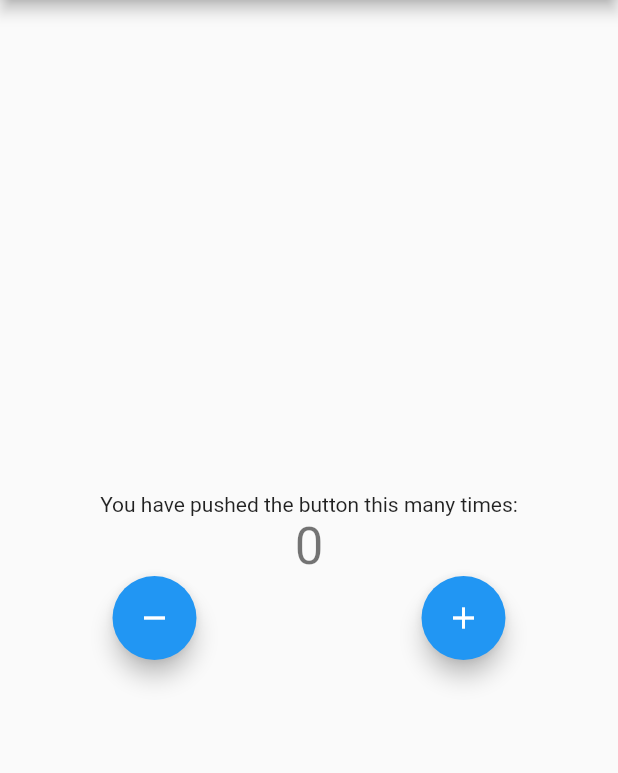
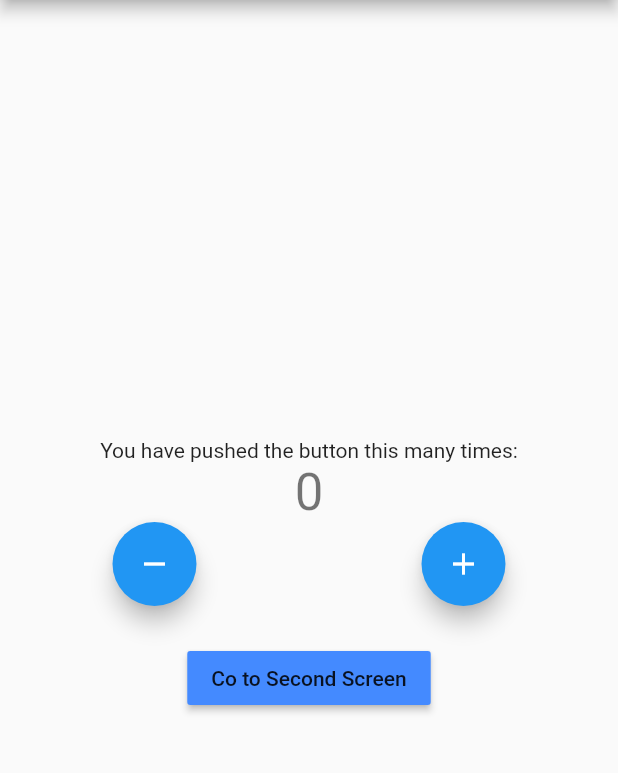
Before and after one commit to NataliyaKoval/counter_bloc, a Flutter app: the screen it shows after launch, on a phone screen of 412 x 824 dp, the part 84-857 px from its top. Run offline on Flutter 3.47's test engine with Material 2 defaults, Android fonts, the phone set to English and light mode, and no system bars; our stand-ins replace bloc, equatable, flutter_bloc.

```diff
--- a/lib/main.dart
+++ b/lib/main.dart
@@ -1,4 +1,5 @@
-import 'package:counter_bloc/cubit/counter_cubit.dart';
+import 'package:counter_bloc/logic/cubit/counter_cubit.dart';
+import 'package:counter_bloc/presentation/screens/home_screen.dart';
 import 'package:flutter/material.dart';
 import 'package:flutter_bloc/flutter_bloc.dart';
 
@@ -12,96 +13,14 @@ class MyApp extends StatelessWidget {
   // This widget is the root of your application.
   @override
   Widget build(BuildContext context) {
-    return BlocProvider<CounterCubit>(
-      create: (context) => CounterCubit(),
-      child: MaterialApp(
-        title: 'Flutter Demo',
-        theme: ThemeData(
-          primarySwatch: Colors.blue,
-        ),
-        home: const MyHomePage(title: 'Flutter Demo Home Page'),
+    return MaterialApp(
+      title: 'Flutter Demo',
+      theme: ThemeData(
+        primarySwatch: Colors.blue,
       ),
+      home: BlocProvider<CounterCubit>(
+          create: (context) => CounterCubit(),
+          child: const HomeScreen(title: 'Flutter Demo Home Page', color: Colors.blueAccent,)),
     );
   }
 }
-
-class MyHomePage extends StatefulWidget {
-  const MyHomePage({Key? key, required this.title}) : super(key: key);
-
-  final String title;
-
-  @override
-  State<MyHomePage> createState() => _MyHomePageState();
-}
-
-class _MyHomePageState extends State<MyHomePage> {
-  // int _counter = 0;
-
-  // void _incrementCounter() {
-  //   setState(() {
-  //     _counter++;
-  //   });
-  // }
-
-  @override
-  Widget build(BuildContext context) {
-    return Scaffold(
-      appBar: AppBar(
-        title: Text(widget.title),
-      ),
-      body: Center(
-        child: Column(
-          mainAxisAlignment: MainAxisAlignment.center,
-          children: <Widget>[
-            const Text(
-              'You have pushed the button this many times:',
-            ),
-            BlocConsumer<CounterCubit, CounterState>(
-              listener: (context, state) => {
-                if (state.wasIncremented == true)
-                  {
-                    ScaffoldMessenger.of(context).showSnackBar(const SnackBar(
-                      content: Text('Incremented!'),
-                      duration: Duration(milliseconds: 300),
-                    ))
-                  }
-                else if (state.wasIncremented == false)
-                  {
-                    ScaffoldMessenger.of(context).showSnackBar(
-                      const SnackBar(
-                        content: Text('Decremented!'),
-                        duration: Duration(milliseconds: 300),
-                      ),
-                    )
-                  }
-              },
-              builder: (context, state) {
-                return Text(
-                  state.counterValue.toString(),
-                  style: Theme.of(context).textTheme.headline4,
-                );
-              },
-            ),
-            Row(
-              mainAxisAlignment: MainAxisAlignment.spaceAround,
-              children: [
-                FloatingActionButton(
-                  onPressed: () =>
-                      {BlocProvider.of<CounterCubit>(context).decrement()},
-                  tooltip: 'Decrement',
-                  child: const Icon(Icons.remove),
-                ),
-                FloatingActionButton(
-                  onPressed: () =>
-                      {BlocProvider.of<CounterCubit>(context).increment()},
-                  tooltip: 'Increment',
-                  child: const Icon(Icons.add),
-                ),
-              ],
-            )
-          ],
-        ),
-      ),
-    );
-  }
-}
--- /dev/null
+++ b/lib/presentation/screens/home_screen.dart
@@ -0,0 +1,100 @@
+import 'package:counter_bloc/presentation/screens/second_screen.dart';
+import 'package:flutter/material.dart';
+import 'package:flutter_bloc/flutter_bloc.dart';
+
+import '../../logic/cubit/counter_cubit.dart';
+
+class HomeScreen extends StatefulWidget {
+  const HomeScreen({Key? key, required this.title, required this.color})
+      : super(key: key);
+
+  final String title;
+  final Color color;
+
+  @override
+  State<HomeScreen> createState() => _HomeScreenState();
+}
+
+class _HomeScreenState extends State<HomeScreen> {
+  @override
+  Widget build(BuildContext context) {
+    return Scaffold(
+      appBar: AppBar(
+        title: Text(widget.title),
+      ),
+      body: Center(
+        child: Column(
+          mainAxisAlignment: MainAxisAlignment.center,
+          children: <Widget>[
+            const Text(
+              'You have pushed the button this many times:',
+            ),
+            BlocConsumer<CounterCubit, CounterState>(
+              listener: (context, state) => {
+                if (state.wasIncremented == true)
+                  {
+                    ScaffoldMessenger.of(context).showSnackBar(const SnackBar(
+                      content: Text('Incremented!'),
+                      duration: Duration(milliseconds: 300),
+                    ))
+                  }
+                else if (state.wasIncremented == false)
+                  {
+                    ScaffoldMessenger.of(context).showSnackBar(
+                      const SnackBar(
+                        content: Text('Decremented!'),
+                        duration: Duration(milliseconds: 300),
+                      ),
+                    )
+                  }
+              },
+              builder: (context, state) {
+                return Text(
+                  state.counterValue.toString(),
+                  style: Theme.of(context).textTheme.headline4,
+                );
+              },
+            ),
+            Row(
+              mainAxisAlignment: MainAxisAlignment.spaceAround,
+              children: [
+                FloatingActionButton(
+                  onPressed: () =>
+                      {BlocProvider.of<CounterCubit>(context).decrement()},
+                  tooltip: 'Decrement',
+                  child: const Icon(Icons.remove),
+                ),
+                FloatingActionButton(
+                  onPressed: () =>
+                      {BlocProvider.of<CounterCubit>(context).increment()},
+                  tooltip: 'Increment',
+                  child: const Icon(Icons.add),
+                ),
+              ],
+            ),
+            const SizedBox(
+              height: 24,
+            ),
+            MaterialButton(
+              onPressed: () {
+                Navigator.of(context).push(
+                  MaterialPageRoute(
+                    builder: (newContext) => BlocProvider.value(
+                      value: BlocProvider.of<CounterCubit>(context),
+                      child: const SecondScreen(
+                        title: 'Second Screen',
+                        color: Colors.red,
+                      ),
+                    ),
+                  ),
+                );
+              },
+              color: widget.color,
+              child: const Text('Co to Second Screen'),
+            )
+          ],
+        ),
+      ),
+    );
+  }
+}
```
Also changed, not shown: lib/presentation/screens/second_screen.dart (added, +86 -0 lines), lib/logic/cubit/counter_cubit.dart (renamed from lib/cubit/counter_cubit.dart), lib/logic/cubit/counter_state.dart (renamed from lib/cubit/counter_state.dart), 1 other file.
